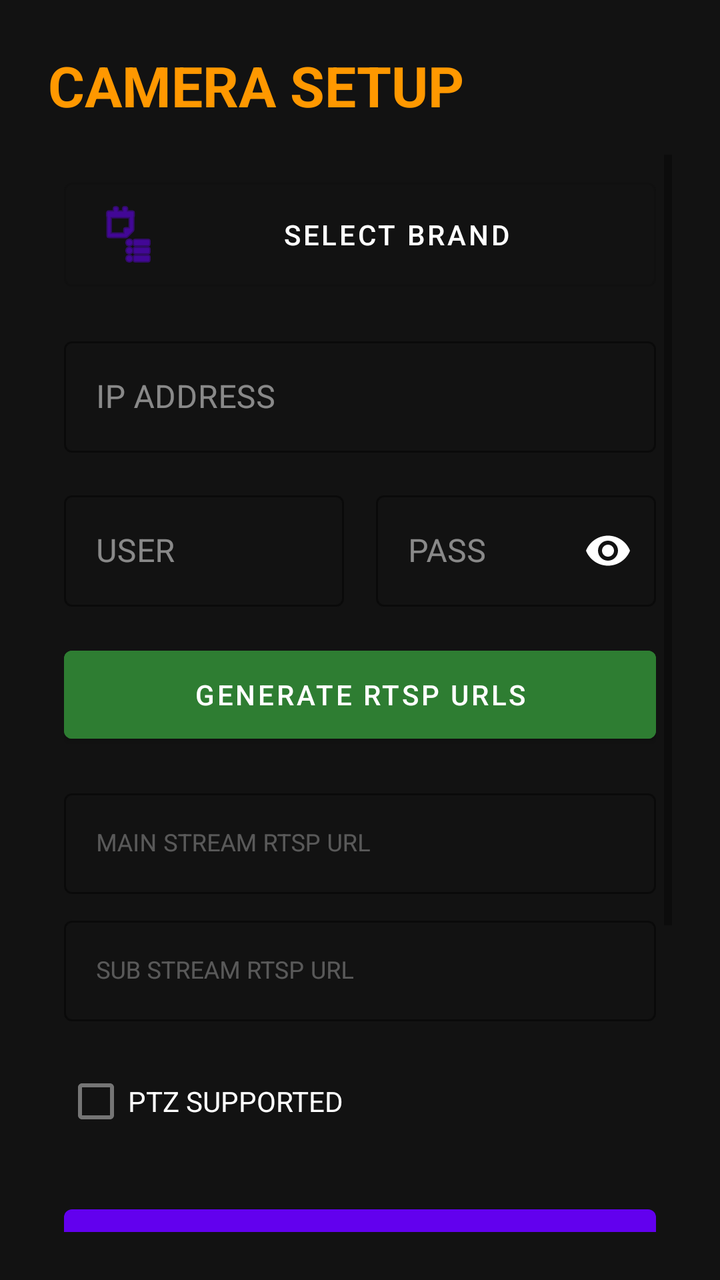
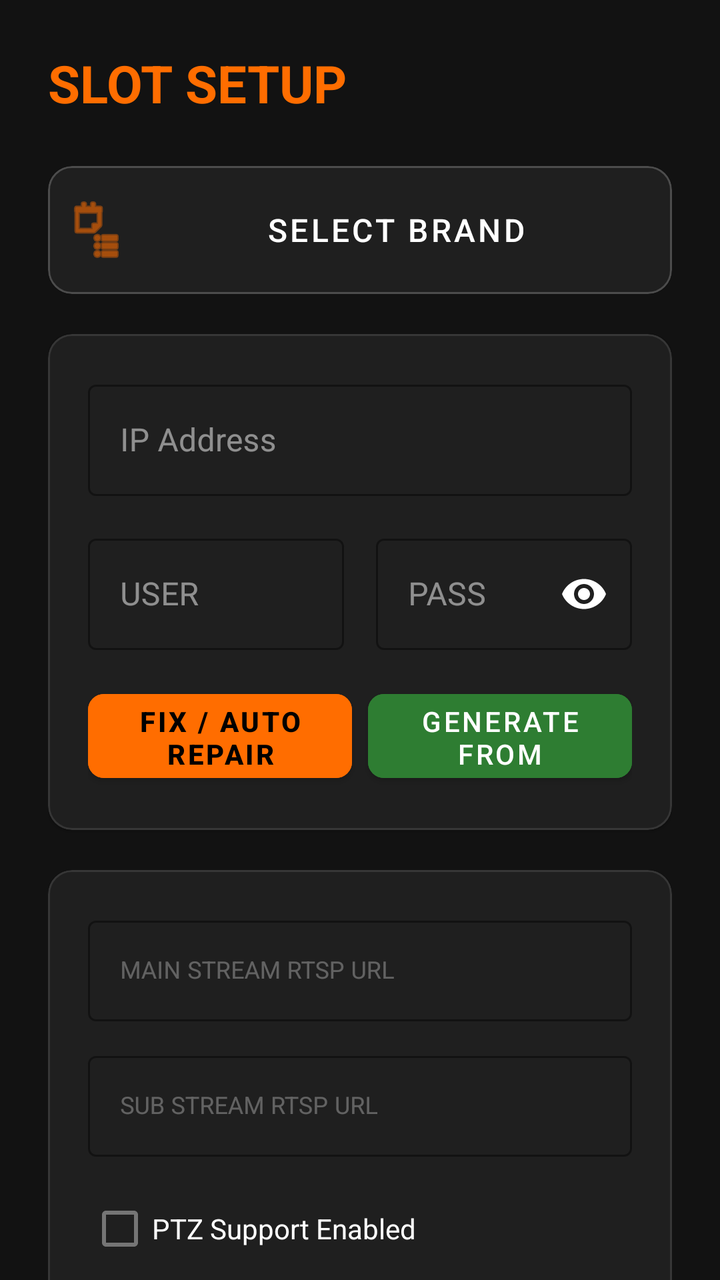

An Android layout rendered at two revisions. The XML below is the earlier revision; the diff shows what the commit changed to produce the second picture.
<!-- AndroidManifest.xml: application theme Theme.AladinCamViewer -->
<!-- res/layout/activity_edit_camera.xml -->
<?xml version="1.0" encoding="utf-8"?>
<androidx.constraintlayout.widget.ConstraintLayout xmlns:android="http://schemas.android.com/apk/res/android"
    xmlns:app="http://schemas.android.com/apk/res-auto"
    android:layout_width="match_parent"
    android:layout_height="match_parent"
    android:background="#121212"
    android:padding="24dp">

    
    <TextView
        android:id="@+id/edit_title"
        android:layout_width="wrap_content"
        android:layout_height="wrap_content"
        android:text="CAMERA SETUP"
        android:textColor="#FF9800"
        android:textSize="28sp"
        android:textStyle="bold"
        app:layout_constraintStart_toStartOf="parent"
        app:layout_constraintTop_toTopOf="parent" />

    <ScrollView
        android:layout_width="0dp"
        android:layout_height="0dp"
        android:layout_marginTop="16dp"
        app:layout_constraintBottom_toBottomOf="parent"
        app:layout_constraintEnd_toEndOf="parent"
        app:layout_constraintStart_toStartOf="parent"
        app:layout_constraintTop_toBottomOf="@id/edit_title">

        <LinearLayout
            android:layout_width="match_parent"
            android:layout_height="wrap_content"
            android:orientation="vertical"
            android:padding="8dp">

            <com.google.android.material.button.MaterialButton
                android:id="@+id/btn_select_brand"
                style="@style/Widget.MaterialComponents.Button.OutlinedButton"
                android:layout_width="match_parent"
                android:layout_height="64dp"
                android:layout_marginBottom="16dp"
                android:text="SELECT BRAND"
                android:textColor="@color/white"
                app:icon="@android:drawable/ic_menu_agenda" />

            <com.google.android.material.textfield.TextInputLayout
                style="@style/Widget.MaterialComponents.TextInputLayout.OutlinedBox"
                android:layout_width="match_parent"
                android:layout_height="wrap_content"
                android:layout_marginBottom="16dp"
                android:hint="IP ADDRESS"
                android:textColorHint="#80FFFFFF"
                app:boxStrokeColor="@color/white">

                <com.google.android.material.textfield.TextInputEditText
                    android:id="@+id/et_ip"
                    android:layout_width="match_parent"
                    android:layout_height="wrap_content"
                    android:textColor="@color/white" />
            </com.google.android.material.textfield.TextInputLayout>

            <LinearLayout
                android:layout_width="match_parent"
                android:layout_height="wrap_content"
                android:orientation="horizontal">

                <com.google.android.material.textfield.TextInputLayout
                    style="@style/Widget.MaterialComponents.TextInputLayout.OutlinedBox"
                    android:layout_width="0dp"
                    android:layout_height="wrap_content"
                    android:layout_marginEnd="8dp"
                    android:layout_weight="1"
                    android:hint="USER"
                    android:textColorHint="#80FFFFFF"
                    app:boxStrokeColor="@color/white">

                    <com.google.android.material.textfield.TextInputEditText
                        android:id="@+id/et_user"
                        android:layout_width="match_parent"
                        android:layout_height="wrap_content"
                        android:textColor="@color/white" />
                </com.google.android.material.textfield.TextInputLayout>

                <com.google.android.material.textfield.TextInputLayout
                    style="@style/Widget.MaterialComponents.TextInputLayout.OutlinedBox"
                    android:layout_width="0dp"
                    android:layout_height="wrap_content"
                    android:layout_marginStart="8dp"
                    android:layout_weight="1"
                    android:hint="PASS"
                    android:textColorHint="#80FFFFFF"
                    app:boxStrokeColor="@color/white"
                    app:passwordToggleEnabled="true"
                    app:passwordToggleTint="@color/white">

                    <com.google.android.material.textfield.TextInputEditText
                        android:id="@+id/et_pass"
                        android:layout_width="match_parent"
                        android:layout_height="wrap_content"
                        android:inputType="textPassword"
                        android:textColor="@color/white" />
                </com.google.android.material.textfield.TextInputLayout>
            </LinearLayout>

            <com.google.android.material.button.MaterialButton
                android:id="@+id/btn_apply_template"
                android:layout_width="match_parent"
                android:layout_height="56dp"
                android:layout_marginTop="16dp"
                android:text="GENERATE RTSP URLS"
                android:backgroundTint="#2E7D32" />

            <com.google.android.material.textfield.TextInputLayout
                style="@style/Widget.MaterialComponents.TextInputLayout.OutlinedBox"
                android:layout_width="match_parent"
                android:layout_height="wrap_content"
                android:layout_marginTop="16dp"
                android:hint="MAIN STREAM RTSP URL"
                android:textColorHint="#4DFFFFFF"
                app:boxStrokeColor="#4DFFFFFF">

                <com.google.android.material.textfield.TextInputEditText
                    android:id="@+id/et_main_url"
                    android:layout_width="match_parent"
                    android:layout_height="wrap_content"
                    android:textColor="@color/white"
                    android:textSize="12sp" />
            </com.google.android.material.textfield.TextInputLayout>

            <com.google.android.material.textfield.TextInputLayout
                style="@style/Widget.MaterialComponents.TextInputLayout.OutlinedBox"
                android:layout_width="match_parent"
                android:layout_height="wrap_content"
                android:layout_marginTop="8dp"
                android:hint="SUB STREAM RTSP URL"
                android:textColorHint="#4DFFFFFF"
                app:boxStrokeColor="#4DFFFFFF">

                <com.google.android.material.textfield.TextInputEditText
                    android:id="@+id/et_sub_url"
                    android:layout_width="match_parent"
                    android:layout_height="wrap_content"
                    android:textColor="@color/white"
                    android:textSize="12sp" />
            </com.google.android.material.textfield.TextInputLayout>

            <CheckBox
                android:id="@+id/cb_ptz"
                android:layout_width="wrap_content"
                android:layout_height="wrap_content"
                android:layout_marginTop="16dp"
                android:text="PTZ SUPPORTED"
                android:textColor="@color/white" />

            <com.google.android.material.button.MaterialButton
                android:id="@+id/btn_save_camera"
                android:layout_width="match_parent"
                android:layout_height="64dp"
                android:layout_marginTop="24dp"
                android:text="SAVE CAMERA"
                android:textSize="18sp"
                android:textStyle="bold" />

            <com.google.android.material.button.MaterialButton
                android:id="@+id/btn_apply_to_all"
                style="@style/Widget.MaterialComponents.Button.OutlinedButton"
                android:layout_width="match_parent"
                android:layout_height="56dp"
                android:layout_marginTop="8dp"
                android:text="APPLY USER/PASS TO ALL"
                android:textColor="@color/white" />

            <com.google.android.material.button.MaterialButton
                android:id="@+id/btn_fix_camera"
                style="@style/Widget.MaterialComponents.Button.TextButton"
                android:layout_width="match_parent"
                android:layout_height="56dp"
                android:layout_marginTop="8dp"
                android:layout_marginBottom="32dp"
                android:text="FIX SETTINGS VIA ONVIF"
                android:textColor="#FF9800" />

        </LinearLayout>
    </ScrollView>
</androidx.constraintlayout.widget.ConstraintLayout>
<!-- resources referenced by this layout -->
<resources>
  <color name="white">#FFFFFFFF</color>
  <style name="Theme.AladinCamViewer" parent="Theme.MaterialComponents.DayNight.NoActionBar">
          
          <item name="colorPrimary">@color/purple_500</item>
          <item name="colorPrimaryVariant">@color/purple_700</item>
          <item name="colorOnPrimary">@color/white</item>
          
          <item name="colorSecondary">@color/teal_200</item>
          <item name="colorSecondaryVariant">@color/teal_700</item>
          <item name="colorOnSecondary">@color/black</item>
          
          <item name="android:statusBarColor">?attr/colorPrimaryVariant</item>
          
      </style>
  <color name="purple_500">#FF6200EE</color>
  <color name="purple_700">#FF3700B3</color>
  <color name="teal_200">#FF03DAC5</color>
  <color name="teal_700">#FF018786</color>
  <color name="black">#FF000000</color>
</resources>

<!-- the commit's change to res/layout/activity_edit_camera.xml (unified diff, before → after) -->
@@ -1,185 +1,271 @@
 <?xml version="1.0" encoding="utf-8"?>
-<androidx.constraintlayout.widget.ConstraintLayout xmlns:android="http://schemas.android.com/apk/res/android"
+<androidx.coordinatorlayout.widget.CoordinatorLayout xmlns:android="http://schemas.android.com/apk/res/android"
     xmlns:app="http://schemas.android.com/apk/res-auto"
     android:layout_width="match_parent"
     android:layout_height="match_parent"
-    android:background="#121212"
-    android:padding="24dp">
-
-    
-    <TextView
-        android:id="@+id/edit_title"
-        android:layout_width="wrap_content"
+    android:background="#121212">
+
+    <com.google.android.material.appbar.AppBarLayout
+        android:layout_width="match_parent"
         android:layout_height="wrap_content"
-        android:text="CAMERA SETUP"
-        android:textColor="#FF9800"
-        android:textSize="28sp"
-        android:textStyle="bold"
-        app:layout_constraintStart_toStartOf="parent"
-        app:layout_constraintTop_toTopOf="parent" />
-
-    <ScrollView
-        android:layout_width="0dp"
-        android:layout_height="0dp"
-        android:layout_marginTop="16dp"
-        app:layout_constraintBottom_toBottomOf="parent"
-        app:layout_constraintEnd_toEndOf="parent"
-        app:layout_constraintStart_toStartOf="parent"
-        app:layout_constraintTop_toBottomOf="@id/edit_title">
+        android:background="@android:color/transparent"
+        app:elevation="0dp">
+
+        <androidx.constraintlayout.widget.ConstraintLayout
+            android:layout_width="match_parent"
+            android:layout_height="wrap_content"
+            android:padding="24dp">
+
+            <TextView
+                android:id="@+id/edit_title"
+                android:layout_width="wrap_content"
+                android:layout_height="wrap_content"
+                android:text="SLOT SETUP"
+                android:textColor="@color/brand_orange"
+                android:textSize="26sp"
+                android:textStyle="bold"
+                app:layout_constraintStart_toStartOf="parent"
+                app:layout_constraintTop_toTopOf="parent" />
+
+        </androidx.constraintlayout.widget.ConstraintLayout>
+    </com.google.android.material.appbar.AppBarLayout>
+
+    <androidx.core.widget.NestedScrollView
+        android:layout_width="match_parent"
+        android:layout_height="match_parent"
+        android:clipToPadding="false"
+        android:paddingBottom="40dp"
+        app:layout_behavior="@string/appbar_scrolling_view_behavior">
 
         <LinearLayout
             android:layout_width="match_parent"
             android:layout_height="wrap_content"
             android:orientation="vertical"
-            android:padding="8dp">
-
-            <com.google.android.material.button.MaterialButton
-                android:id="@+id/btn_select_brand"
-                style="@style/Widget.MaterialComponents.Button.OutlinedButton"
-                android:layout_width="match_parent"
-                android:layout_height="64dp"
-                android:layout_marginBottom="16dp"
-                android:text="SELECT BRAND"
-                android:textColor="@color/white"
-                app:icon="@android:drawable/ic_menu_agenda" />
-
-            <com.google.android.material.textfield.TextInputLayout
-                style="@style/Widget.MaterialComponents.TextInputLayout.OutlinedBox"
-                android:layout_width="match_parent"
-                android:layout_height="wrap_content"
-                android:layout_marginBottom="16dp"
-                android:hint="IP ADDRESS"
-                android:textColorHint="#80FFFFFF"
-                app:boxStrokeColor="@color/white">
-
-                <com.google.android.material.textfield.TextInputEditText
-                    android:id="@+id/et_ip"
+            android:paddingHorizontal="24dp">
+
+            
+            <com.google.android.material.card.MaterialCardView
+                android:layout_width="match_parent"
+                android:layout_height="wrap_content"
+                android:layout_marginBottom="20dp"
+                app:cardBackgroundColor="#1F1F1F"
+                app:cardCornerRadius="12dp"
+                app:strokeColor="#33FFFFFF"
+                app:strokeWidth="1dp">
+
+                <com.google.android.material.button.MaterialButton
+                    android:id="@+id/btn_select_brand"
+                    style="@style/Widget.MaterialComponents.Button.TextButton.Icon"
+                    android:layout_width="match_parent"
+                    android:layout_height="64dp"
+                    android:text="@string/select_brand"
+                    android:textColor="@color/white"
+                    android:textSize="16sp"
+                    app:icon="@android:drawable/ic_menu_agenda"
+                    app:iconTint="@color/brand_orange" />
+            </com.google.android.material.card.MaterialCardView>
+
+            
+            <com.google.android.material.card.MaterialCardView
+                android:layout_width="match_parent"
+                android:layout_height="wrap_content"
+                android:layout_marginBottom="20dp"
+                app:cardBackgroundColor="#1F1F1F"
+                app:cardCornerRadius="12dp"
+                app:strokeColor="#1AFFFFFF"
+                app:strokeWidth="1dp">
+
+                <LinearLayout
                     android:layout_width="match_parent"
                     android:layout_height="wrap_content"
-                    android:textColor="@color/white" />
-            </com.google.android.material.textfield.TextInputLayout>
-
-            <LinearLayout
-                android:layout_width="match_parent"
-                android:layout_height="wrap_content"
-                android:orientation="horizontal">
-
-                <com.google.android.material.textfield.TextInputLayout
-                    style="@style/Widget.MaterialComponents.TextInputLayout.OutlinedBox"
-                    android:layout_width="0dp"
-                    android:layout_height="wrap_content"
-                    android:layout_marginEnd="8dp"
-                    android:layout_weight="1"
-                    android:hint="USER"
-                    android:textColorHint="#80FFFFFF"
-                    app:boxStrokeColor="@color/white">
-
-                    <com.google.android.material.textfield.TextInputEditText
-                        android:id="@+id/et_user"
-                        android:layout_width="match_parent"
-                        android:layout_height="wrap_content"
-                        android:textColor="@color/white" />
-                </com.google.android.material.textfield.TextInputLayout>
-
-                <com.google.android.material.textfield.TextInputLayout
-                    style="@style/Widget.MaterialComponents.TextInputLayout.OutlinedBox"
-                    android:layout_width="0dp"
-                    android:layout_height="wrap_content"
-                    android:layout_marginStart="8dp"
-                    android:layout_weight="1"
-                    android:hint="PASS"
-                    android:textColorHint="#80FFFFFF"
-                    app:boxStrokeColor="@color/white"
-                    app:passwordToggleEnabled="true"
-                    app:passwordToggleTint="@color/white">
-
-                    <com.google.android.material.textfield.TextInputEditText
-                        android:id="@+id/et_pass"
-                        android:layout_width="match_parent"
-                        android:layout_height="wrap_content"
-                        android:inputType="textPassword"
-                        android:textColor="@color/white" />
-                </com.google.android.material.textfield.TextInputLayout>
-            </LinearLayout>
-
-            <com.google.android.material.button.MaterialButton
-                android:id="@+id/btn_apply_template"
-                android:layout_width="match_parent"
-                android:layout_height="56dp"
-                android:layout_marginTop="16dp"
-                android:text="GENERATE RTSP URLS"
-                android:backgroundTint="#2E7D32" />
-
-            <com.google.android.material.textfield.TextInputLayout
-                style="@style/Widget.MaterialComponents.TextInputLayout.OutlinedBox"
-                android:layout_width="match_parent"
-                android:layout_height="wrap_content"
-                android:layout_marginTop="16dp"
-                android:hint="MAIN STREAM RTSP URL"
-                android:textColorHint="#4DFFFFFF"
-                app:boxStrokeColor="#4DFFFFFF">
-
-                <com.google.android.material.textfield.TextInputEditText
-                    android:id="@+id/et_main_url"
+                    android:orientation="vertical"
+                    android:padding="20dp">
+
+                    <com.google.android.material.textfield.TextInputLayout
+                        style="@style/Widget.MaterialComponents.TextInputLayout.OutlinedBox"
+                        android:layout_width="match_parent"
+                        android:layout_height="wrap_content"
+                        android:layout_marginBottom="16dp"
+                        android:hint="@string/ip_hint"
+                        android:textColorHint="#80FFFFFF"
+                        app:boxStrokeColor="@color/brand_orange">
+
+                        <com.google.android.material.textfield.TextInputEditText
+                            android:id="@+id/et_ip"
+                            android:layout_width="match_parent"
+                            android:layout_height="wrap_content"
+                            android:inputType="textUri"
+                            android:textColor="@color/white" />
+                    </com.google.android.material.textfield.TextInputLayout>
+
+                    <LinearLayout
+                        android:layout_width="match_parent"
+                        android:layout_height="wrap_content"
+                        android:orientation="horizontal">
+
+                        <com.google.android.material.textfield.TextInputLayout
+                            style="@style/Widget.MaterialComponents.TextInputLayout.OutlinedBox"
+                            android:layout_width="0dp"
+                            android:layout_height="wrap_content"
+                            android:layout_marginEnd="8dp"
+                            android:layout_weight="1"
+                            android:hint="@string/user_label"
+                            android:textColorHint="#80FFFFFF"
+                            app:boxStrokeColor="@color/white">
+
+                            <com.google.android.material.textfield.TextInputEditText
+                                android:id="@+id/et_user"
+                                android:layout_width="match_parent"
+                                android:layout_height="wrap_content"
+                                android:textColor="@color/white" />
+                        </com.google.android.material.textfield.TextInputLayout>
+
+                        <com.google.android.material.textfield.TextInputLayout
+                            style="@style/Widget.MaterialComponents.TextInputLayout.OutlinedBox"
+                            android:layout_width="0dp"
+                            android:layout_height="wrap_content"
+                            android:layout_marginStart="8dp"
+                            android:layout_weight="1"
+                            android:hint="@string/pass_label"
+                            android:textColorHint="#80FFFFFF"
+                            app:boxStrokeColor="@color/white"
+                            app:passwordToggleEnabled="true"
+                            app:passwordToggleTint="@color/white">
+
+                            <com.google.android.material.textfield.TextInputEditText
+                                android:id="@+id/et_pass"
+                                android:layout_width="match_parent"
+                                android:layout_height="wrap_content"
+                                android:inputType="textPassword"
+                                android:textColor="@color/white" />
+                        </com.google.android.material.textfield.TextInputLayout>
+                    </LinearLayout>
+
+                    <LinearLayout
+                        android:layout_width="match_parent"
+                        android:layout_height="wrap_content"
+                        android:layout_marginTop="16dp"
+                        android:orientation="horizontal">
+
+                        <com.google.android.material.button.MaterialButton
+                            android:id="@+id/btn_fix_camera"
+                            android:layout_width="0dp"
+                            android:layout_height="54dp"
+                            android:layout_marginEnd="4dp"
+                            android:layout_weight="1"
+                            android:backgroundTint="@color/brand_orange"
+                            android:text="@string/fix_btn"
+                            android:textAllCaps="false"
+                            android:textColor="@color/black"
+                            android:textStyle="bold"
+                            app:cornerRadius="8dp" />
+
+                        <com.google.android.material.button.MaterialButton
+                            android:id="@+id/btn_apply_template"
+                            android:layout_width="0dp"
+                            android:layout_height="54dp"
+                            android:layout_marginStart="4dp"
+                            android:layout_weight="1"
+                            android:backgroundTint="#2E7D32"
+                            android:text="@string/template_btn"
+                            android:textAllCaps="false"
+                            app:cornerRadius="8dp" />
+                    </LinearLayout>
+                </LinearLayout>
+            </com.google.android.material.card.MaterialCardView>
+
+            
+            <com.google.android.material.card.MaterialCardView
+                android:layout_width="match_parent"
+                android:layout_height="wrap_content"
+                android:layout_marginBottom="20dp"
+                app:cardBackgroundColor="#1F1F1F"
+                app:cardCornerRadius="12dp"
+                app:strokeColor="#1AFFFFFF"
+                app:strokeWidth="1dp">
+
+                <LinearLayout
                     android:layout_width="match_parent"
                     android:layout_height="wrap_content"
-                    android:textColor="@color/white"
-                    android:textSize="12sp" />
-            </com.google.android.material.textfield.TextInputLayout>
-
-            <com.google.android.material.textfield.TextInputLayout
-                style="@style/Widget.MaterialComponents.TextInputLayout.OutlinedBox"
-                android:layout_width="match_parent"
-                android:layout_height="wrap_content"
-                android:layout_marginTop="8dp"
-                android:hint="SUB STREAM RTSP URL"
-                android:textColorHint="#4DFFFFFF"
-                app:boxStrokeColor="#4DFFFFFF">
-
-                <com.google.android.material.textfield.TextInputEditText
-                    android:id="@+id/et_sub_url"
-                    android:layout_width="match_parent"
-                    android:layout_height="wrap_content"
-                    android:textColor="@color/white"
-                    android:textSize="12sp" />
-            </com.google.android.material.textfield.TextInputLayout>
-
-            <CheckBox
-                android:id="@+id/cb_ptz"
-                android:layout_width="wrap_content"
-                android:layout_height="wrap_content"
-                android:layout_marginTop="16dp"
-                android:text="PTZ SUPPORTED"
-                android:textColor="@color/white" />
-
+                    android:orientation="vertical"
+                    android:padding="20dp">
+
+                    <com.google.android.material.textfield.TextInputLayout
+                        style="@style/Widget.MaterialComponents.TextInputLayout.OutlinedBox"
+                        android:layout_width="match_parent"
+                        android:layout_height="wrap_content"
+                        android:layout_marginBottom="12dp"
+                        android:hint="@string/main_rtsp_label"
+                        android:textColorHint="#4DFFFFFF"
+                        app:boxStrokeColor="#33FFFFFF">
+
+                        <com.google.android.material.textfield.TextInputEditText
+                            android:id="@+id/et_main_url"
+                            android:layout_width="match_parent"
+                            android:layout_height="wrap_content"
+                            android:textColor="@color/white"
+                            android:textSize="12sp" />
+                    </com.google.android.material.textfield.TextInputLayout>
+
+                    <com.google.android.material.textfield.TextInputLayout
+                        style="@style/Widget.MaterialComponents.TextInputLayout.OutlinedBox"
+                        android:layout_width="match_parent"
+                        android:layout_height="wrap_content"
+                        android:hint="@string/sub_rtsp_label"
+                        android:textColorHint="#4DFFFFFF"
+                        app:boxStrokeColor="#33FFFFFF">
+
+                        <com.google.android.material.textfield.TextInputEditText
+                            android:id="@+id/et_sub_url"
+                            android:layout_width="match_parent"
+                            android:layout_height="wrap_content"
+                            android:textColor="@color/white"
+                            android:textSize="12sp" />
+                    </com.google.android.material.textfield.TextInputLayout>
+
+                    <CheckBox
+                        android:id="@+id/cb_ptz"
+                        android:layout_width="wrap_content"
+                        android:layout_height="wrap_content"
+                        android:layout_marginTop="12dp"
+                        android:text="@string/ptz_enabled_label"
+                        android:textColor="@color/white" />
+                </LinearLayout>
+            </com.google.android.material.card.MaterialCardView>
+
+            
             <com.google.android.material.button.MaterialButton
                 android:id="@+id/btn_save_camera"
                 android:layout_width="match_parent"
                 android:layout_height="64dp"
-                android:layout_marginTop="24dp"
-                android:text="SAVE CAMERA"
+                android:layout_marginBottom="12dp"
+                android:text="@string/save_btn"
                 android:textSize="18sp"
-                android:textStyle="bold" />
+                android:textStyle="bold"
+                app:cornerRadius="12dp" />
+
+            <com.google.android.material.button.MaterialButton
+                android:id="@+id/btn_delete_camera"
+                style="@style/Widget.MaterialComponents.Button.OutlinedButton"
+                android:layout_width="match_parent"
+                android:layout_height="56dp"
+                android:layout_marginBottom="12dp"
+                android:text="@string/clear_btn"
+                android:textColor="#F44336"
+                android:visibility="gone"
+                app:cornerRadius="12dp"
+                app:strokeColor="#F44336" />
 
             <com.google.android.material.button.MaterialButton
                 android:id="@+id/btn_apply_to_all"
-                style="@style/Widget.MaterialComponents.Button.OutlinedButton"
+                style="@style/Widget.MaterialComponents.Button.TextButton"
                 android:layout_width="match_parent"
                 android:layout_height="56dp"
-                android:layout_marginTop="8dp"
-                android:text="APPLY USER/PASS TO ALL"
-                android:textColor="@color/white" />
-
-            <com.google.android.material.button.MaterialButton
-                android:id="@+id/btn_fix_camera"
-                style="@style/Widget.MaterialComponents.Button.TextButton"
-                android:layout_width="match_parent"
-                android:layout_height="56dp"
-                android:layout_marginTop="8dp"
                 android:layout_marginBottom="32dp"
-                android:text="FIX SETTINGS VIA ONVIF"
-                android:textColor="#FF9800" />
-
+                android:text="@string/apply_all_btn"
+                android:textColor="@color/white"
+                android:textAllCaps="false" />
         </LinearLayout>
-    </ScrollView>
-</androidx.constraintlayout.widget.ConstraintLayout>
+    </androidx.core.widget.NestedScrollView>
+
+</androidx.coordinatorlayout.widget.CoordinatorLayout>
<!-- resource entries referenced after the edit -->
@@ -1,23 +1,32 @@
 <!-- resources referenced by this layout -->
 <resources>
   <color name="white">#FFFFFFFF</color>
+  <string name="apply_all_btn">Apply User/Pass to all cameras</string>
+  <string name="clear_btn">DELETE / CLEAR SLOT</string>
+  <string name="fix_btn">FIX / AUTO REPAIR (ODM)</string>
+  <string name="ip_hint">IP Address</string>
+  <string name="main_rtsp_label">MAIN STREAM RTSP URL</string>
+  <string name="pass_label">PASS</string>
+  <string name="ptz_enabled_label">PTZ Support Enabled</string>
+  <string name="save_btn">SAVE CAMERA</string>
+  <string name="select_brand">Select Brand</string>
+  <string name="sub_rtsp_label">SUB STREAM RTSP URL</string>
+  <string name="template_btn">GENERATE FROM TEMPLATE</string>
+  <string name="user_label">USER</string>
   <style name="Theme.AladinCamViewer" parent="Theme.MaterialComponents.DayNight.NoActionBar">
           
-          <item name="colorPrimary">@color/purple_500</item>
-          <item name="colorPrimaryVariant">@color/purple_700</item>
+          <item name="colorPrimary">@color/brand_orange</item>
+          <item name="colorPrimaryVariant">@color/black</item>
           <item name="colorOnPrimary">@color/white</item>
           
-          <item name="colorSecondary">@color/teal_200</item>
-          <item name="colorSecondaryVariant">@color/teal_700</item>
+          <item name="colorSecondary">@color/brand_orange</item>
+          <item name="colorSecondaryVariant">@color/brand_orange</item>
           <item name="colorOnSecondary">@color/black</item>
           
-          <item name="android:statusBarColor">?attr/colorPrimaryVariant</item>
+          <item name="android:statusBarColor">@color/black</item>
           
       </style>
-  <color name="purple_500">#FF6200EE</color>
-  <color name="purple_700">#FF3700B3</color>
-  <color name="teal_200">#FF03DAC5</color>
-  <color name="teal_700">#FF018786</color>
   <color name="black">#FF000000</color>
+  <color name="brand_orange">#FF6D00</color>
 </resources>
 
